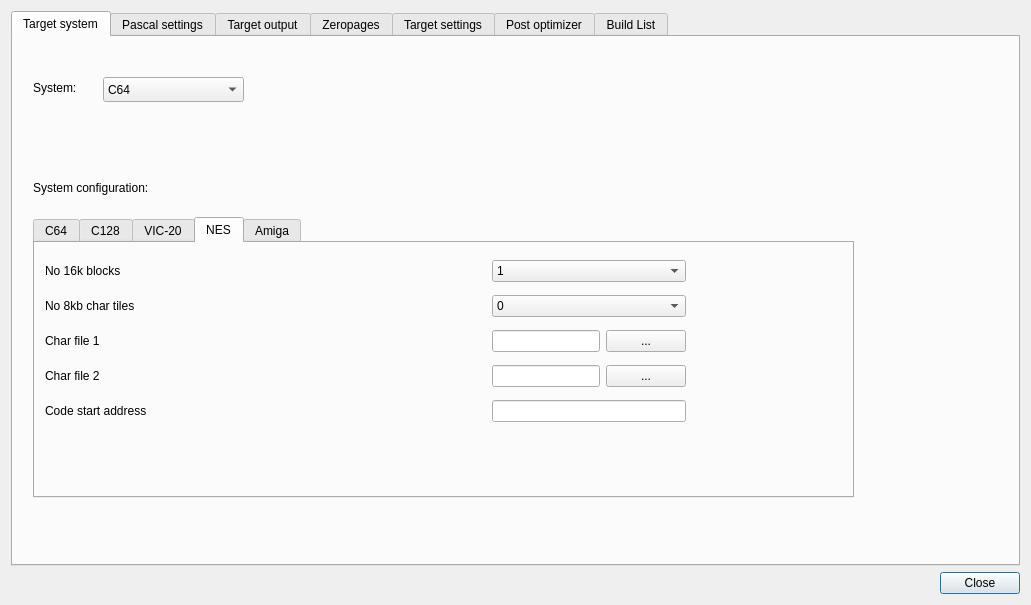
Before: the Qt Designer form source/dialogprojectsettings.ui in leuat/TRSE, drawn with Qt 5.
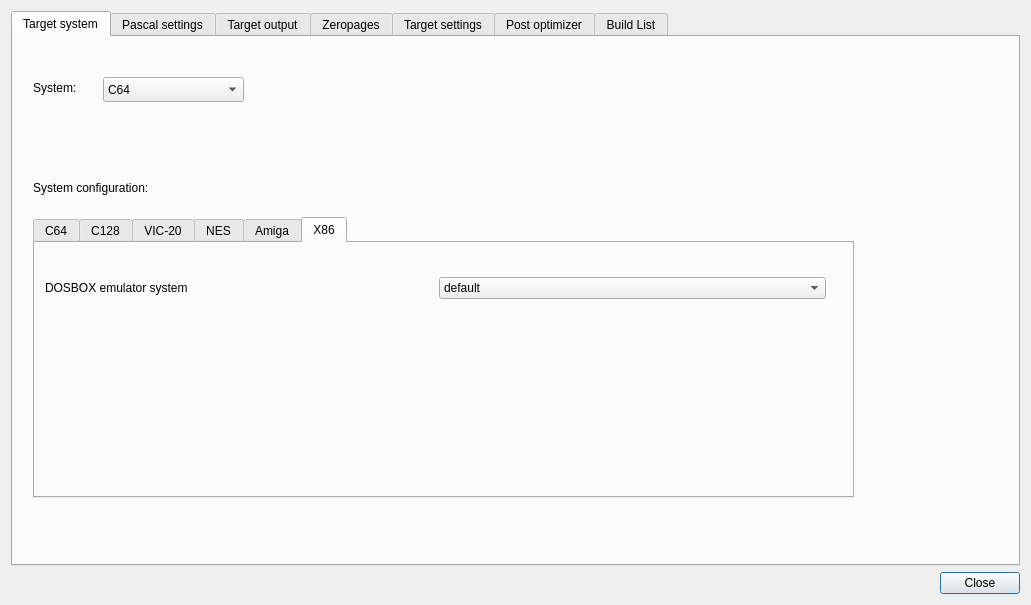
After: the same form once the commit is applied.

```diff
--- a/source/dialogprojectsettings.ui
+++ b/source/dialogprojectsettings.ui
@@ -150,7 +150,7 @@
           </rect>
          </property>
          <property name="currentIndex">
-          <number>3</number>
+          <number>5</number>
          </property>
          <widget class="QWidget" name="tabC64">
           <attribute name="title">
@@ -382,6 +382,69 @@
            <string>Amiga</string>
           </attribute>
          </widget>
+         <widget class="QWidget" name="tab_10">
+          <attribute name="title">
+           <string>X86</string>
+          </attribute>
+          <widget class="QWidget" name="gridLayoutWidget_2">
+           <property name="geometry">
+            <rect>
+             <x>10</x>
+             <y>10</y>
+             <width>781</width>
+             <height>71</height>
+            </rect>
+           </property>
+           <layout class="QGridLayout" name="gridLayout_10">
+            <item row="0" column="0">
+             <widget class="QLabel" name="label_27">
+              <property name="text">
+               <string>DOSBOX emulator system</string>
+              </property>
+             </widget>
+            </item>
+            <item row="0" column="1">
+             <widget class="QComboBox" name="cmbX86Type">
+              <item>
+               <property name="text">
+                <string>default</string>
+               </property>
+              </item>
+              <item>
+               <property name="text">
+                <string>svga_s3</string>
+               </property>
+              </item>
+              <item>
+               <property name="text">
+                <string>hercules</string>
+               </property>
+              </item>
+              <item>
+               <property name="text">
+                <string>cga</string>
+               </property>
+              </item>
+              <item>
+               <property name="text">
+                <string>ega</string>
+               </property>
+              </item>
+              <item>
+               <property name="text">
+                <string>pcjr</string>
+               </property>
+              </item>
+              <item>
+               <property name="text">
+                <string>tandy</string>
+               </property>
+              </item>
+             </widget>
+            </item>
+           </layout>
+          </widget>
+         </widget>
         </widget>
        </widget>
        <widget class="QWidget" name="tab_9">
```
